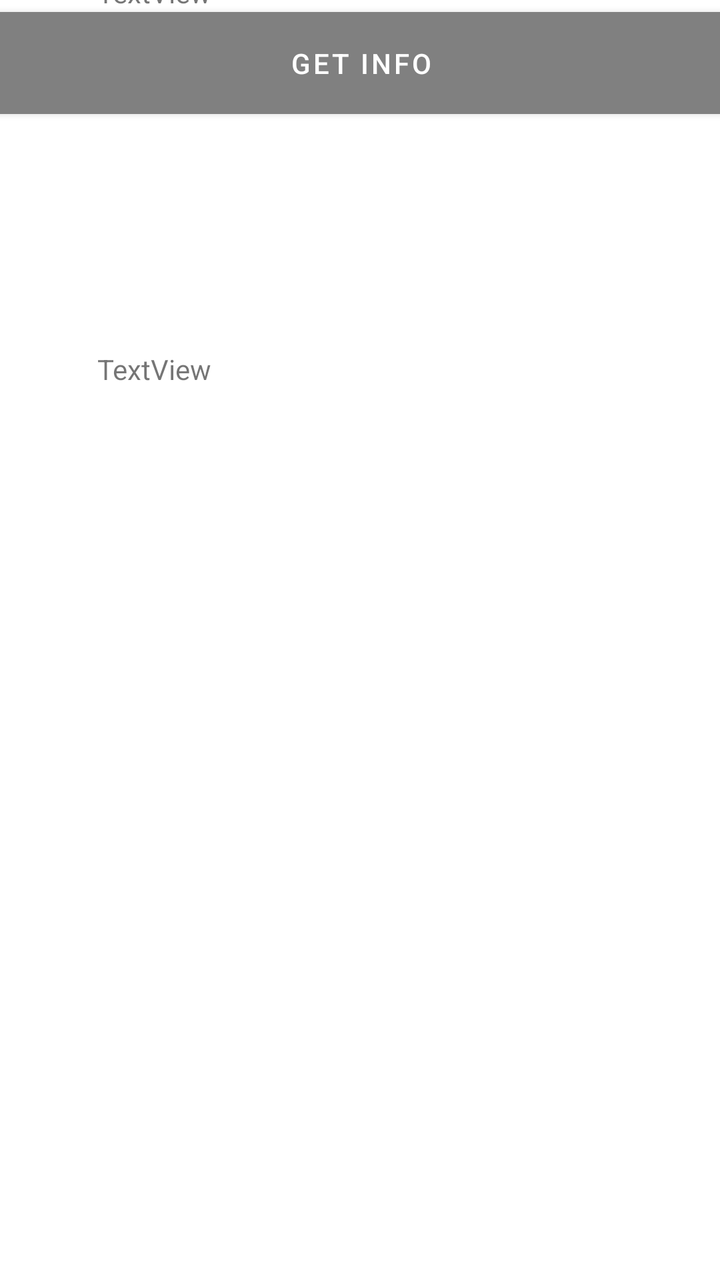
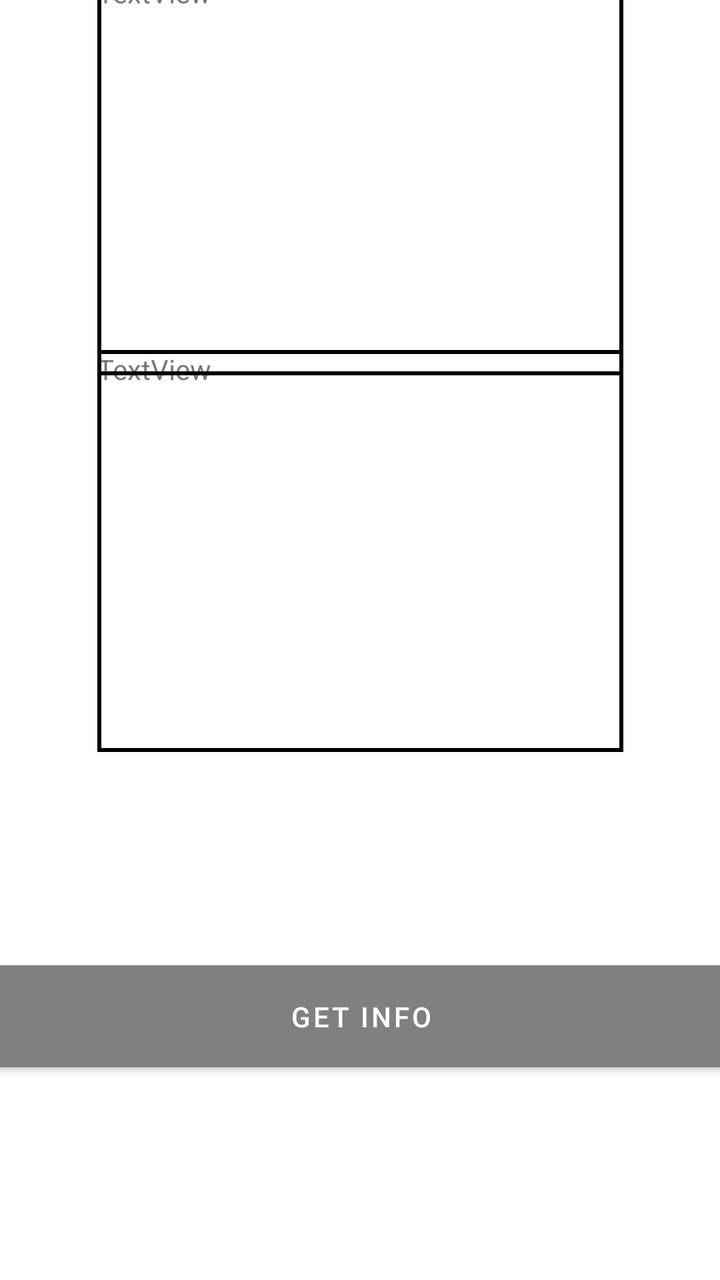

Compare the two renders of this Android layout. The source of the first and the diff that turns it into the second are given below.
<!-- AndroidManifest.xml: application theme Theme.Gruppe5 -->
<!-- res/layout/activity_a_p_i_test.xml -->
<?xml version="1.0" encoding="utf-8"?>
<androidx.constraintlayout.widget.ConstraintLayout xmlns:android="http://schemas.android.com/apk/res/android"
    xmlns:app="http://schemas.android.com/apk/res-auto"
    xmlns:tools="http://schemas.android.com/tools"
    android:layout_width="match_parent"
    android:layout_height="match_parent"
    tools:context=".API_test">

    <TextView
        android:id="@+id/textView"
        android:layout_width="263dp"
        android:layout_height="201dp"
        android:text="TextView"
        app:layout_constraintBottom_toTopOf="@+id/textView2"
        app:layout_constraintEnd_toEndOf="parent"
        app:layout_constraintStart_toStartOf="parent"
        app:layout_constraintTop_toTopOf="parent"
        app:layout_constraintVertical_bias="0.527" />

    <TextView
        android:id="@+id/textView2"
        android:layout_width="263dp"
        android:layout_height="201dp"
        android:layout_marginBottom="264dp"
        android:text="TextView"
        app:layout_constraintBottom_toBottomOf="parent"
        app:layout_constraintEnd_toEndOf="parent"
        app:layout_constraintStart_toStartOf="parent" />

    <Button
        android:id="@+id/button"
        android:layout_width="369dp"
        android:layout_height="63dp"
        android:text="Get info"
        android:backgroundTint="@color/gray"
        app:layout_constraintEnd_toEndOf="parent"
        app:layout_constraintStart_toStartOf="parent"
        tools:layout_editor_absoluteY="782dp" />


</androidx.constraintlayout.widget.ConstraintLayout>
<!-- resources referenced by this layout -->
<resources>
  <color name="gray">#808080</color>
  <style name="Theme.Gruppe5" parent="Theme.MaterialComponents.DayNight.DarkActionBar">
          
          <item name="colorPrimary">@color/purple_500</item>
          <item name="colorPrimaryVariant">@color/purple_700</item>
          <item name="colorOnPrimary">@color/white</item>
          
          <item name="colorSecondary">@color/teal_200</item>
          <item name="colorSecondaryVariant">@color/teal_700</item>
          <item name="colorOnSecondary">@color/black</item>
          
          <item name="android:statusBarColor" tools:targetApi="l">?attr/colorPrimaryVariant</item>
          
      </style>
  <color name="purple_500">#FF6200EE</color>
  <color name="purple_700">#FF3700B3</color>
  <color name="white">#FFFFFF</color>
  <color name="teal_200">#FF03DAC5</color>
  <color name="teal_700">#FF018786</color>
  <color name="black">#000000</color>
</resources>

<!-- the commit's change to res/layout/activity_a_p_i_test.xml (unified diff, before → after) -->
@@ -11,6 +11,7 @@
         android:layout_width="263dp"
         android:layout_height="201dp"
         android:text="TextView"
+        android:background="@drawable/textview_border"
         app:layout_constraintBottom_toTopOf="@+id/textView2"
         app:layout_constraintEnd_toEndOf="parent"
         app:layout_constraintStart_toStartOf="parent"
@@ -23,6 +24,7 @@
         android:layout_height="201dp"
         android:layout_marginBottom="264dp"
         android:text="TextView"
+        android:background="@drawable/textview_border"
         app:layout_constraintBottom_toBottomOf="parent"
         app:layout_constraintEnd_toEndOf="parent"
         app:layout_constraintStart_toStartOf="parent" />
@@ -31,11 +33,12 @@
         android:id="@+id/button"
         android:layout_width="369dp"
         android:layout_height="63dp"
+        android:backgroundTint="@color/gray"
         android:text="Get info"
-        android:backgroundTint="@color/gray"
+        app:layout_constraintBottom_toBottomOf="parent"
         app:layout_constraintEnd_toEndOf="parent"
         app:layout_constraintStart_toStartOf="parent"
-        tools:layout_editor_absoluteY="782dp" />
+        app:layout_constraintTop_toBottomOf="@+id/textView2" />
 
 
 </androidx.constraintlayout.widget.ConstraintLayout>
<!-- resource entries referenced after the edit -->
@@ -1,6 +1,13 @@
 <!-- resources referenced by this layout -->
 <resources>
   <color name="gray">#808080</color>
+  <!-- drawable textview_border (drawable) -->
+  <?xml version="1.0" encoding="utf-8"?>
+  <shape xmlns:android="http://schemas.android.com/apk/res/android" android:shape="rectangle" >
+      <stroke
+          android:width="2dp"
+          android:color="@color/black"/>
+  </shape>
   <style name="Theme.Gruppe5" parent="Theme.MaterialComponents.DayNight.DarkActionBar">
           
           <item name="colorPrimary">@color/purple_500</item>
